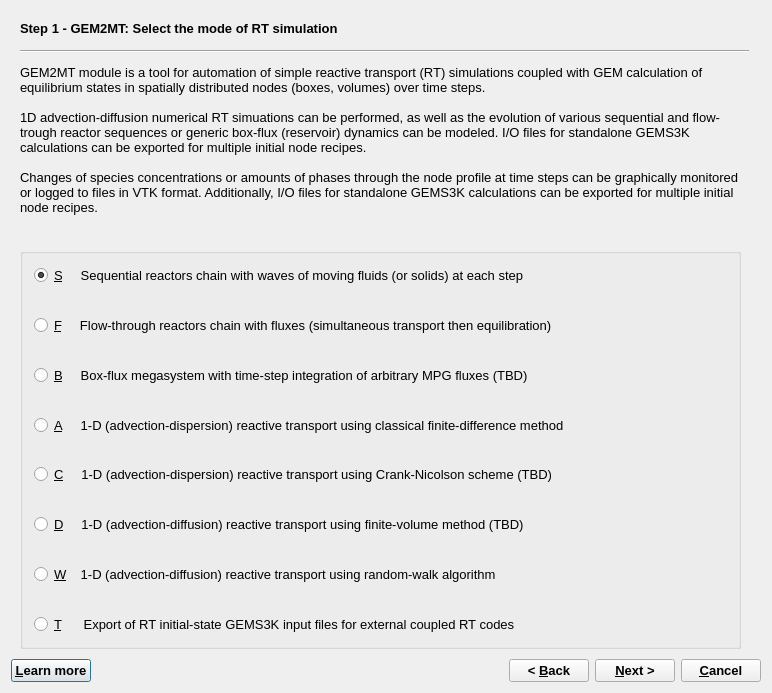
Above: GUI/Dialogs4/GEM2MTWizard4.ui from gemshub/GEMSGUI before the change. Below: the same form after it.
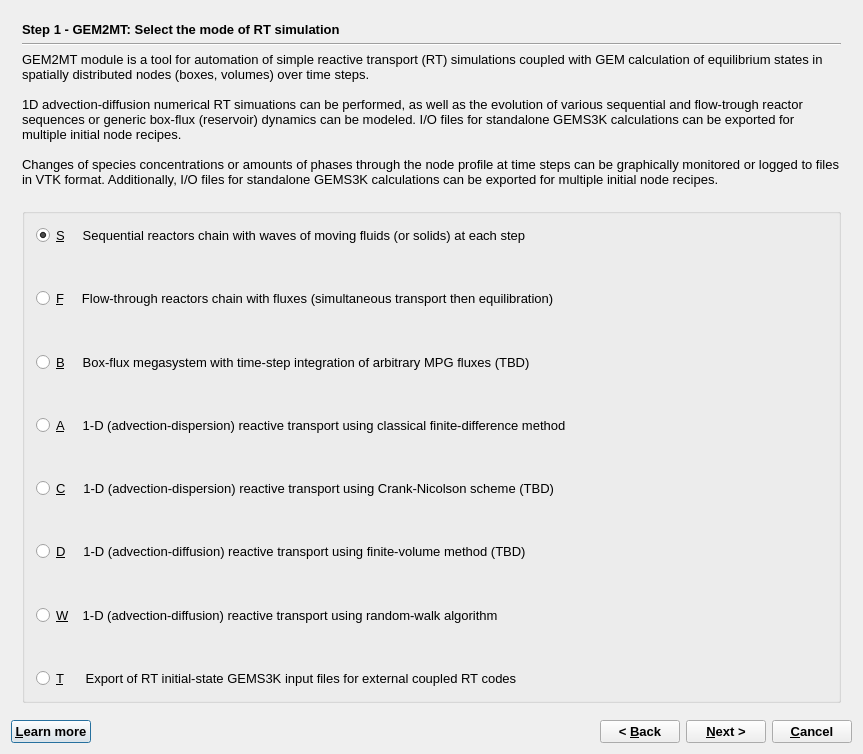
That is the form after the change. The open tabs and pages were chosen to show the change.

```diff
--- a/GUI/Dialogs4/GEM2MTWizard4.ui
+++ b/GUI/Dialogs4/GEM2MTWizard4.ui
@@ -9,8 +9,8 @@
    <rect>
     <x>0</x>
     <y>0</y>
-    <width>772</width>
-    <height>693</height>
+    <width>863</width>
+    <height>754</height>
    </rect>
   </property>
   <property name="font">
@@ -49,15 +49,9 @@
       <number>1</number>
      </property>
      <widget class="QWidget" name="page">
+      <layout class="QVBoxLayout" name="verticalLayout_14">
+       <item>
       <widget class="QLabel" name="pageName">
-       <property name="geometry">
-        <rect>
-         <x>9</x>
-         <y>9</y>
-         <width>383</width>
-         <height>17</height>
-        </rect>
-       </property>
        <property name="sizePolicy">
         <sizepolicy hsizetype="Preferred" vsizetype="Fixed">
          <horstretch>0</horstretch>
@@ -74,28 +68,16 @@
         <string>Step 1 - GEM2MT: Select the mode of RT simulation </string>
        </property>
       </widget>
+       </item>
+       <item>
       <widget class="Line" name="line">
-       <property name="geometry">
-        <rect>
-         <x>9</x>
-         <y>32</y>
-         <width>729</width>
-         <height>16</height>
-        </rect>
-       </property>
        <property name="orientation">
         <enum>Qt::Horizontal</enum>
        </property>
       </widget>
+       </item>
+       <item>
       <widget class="QLabel" name="textLabel10">
-       <property name="geometry">
-        <rect>
-         <x>9</x>
-         <y>41</y>
-         <width>721</width>
-         <height>191</height>
-        </rect>
-       </property>
        <property name="sizePolicy">
         <sizepolicy hsizetype="Preferred" vsizetype="Preferred">
          <horstretch>0</horstretch>
@@ -136,17 +118,11 @@
         <bool>false</bool>
        </property>
       </widget>
+       </item>
+       <item>
       <widget class="QGroupBox" name="groupBox">
-       <property name="geometry">
-        <rect>
-         <x>9</x>
-         <y>237</y>
-         <width>721</width>
-         <height>401</height>
-        </rect>
-       </property>
        <property name="sizePolicy">
-        <sizepolicy hsizetype="Minimum" vsizetype="Minimum">
+          <sizepolicy hsizetype="Preferred" vsizetype="Preferred">
          <horstretch>0</horstretch>
          <verstretch>0</verstretch>
         </sizepolicy>
@@ -361,6 +337,8 @@
         </item>
        </layout>
       </widget>
+       </item>
+      </layout>
      </widget>
      <widget class="QWidget" name="page_2">
       <layout class="QVBoxLayout" name="verticalLayout_2">
```
Left out of the diff: 2 changed lines with no effect on the pictures. Lines whose indentation alone changed are shown as unchanged.
